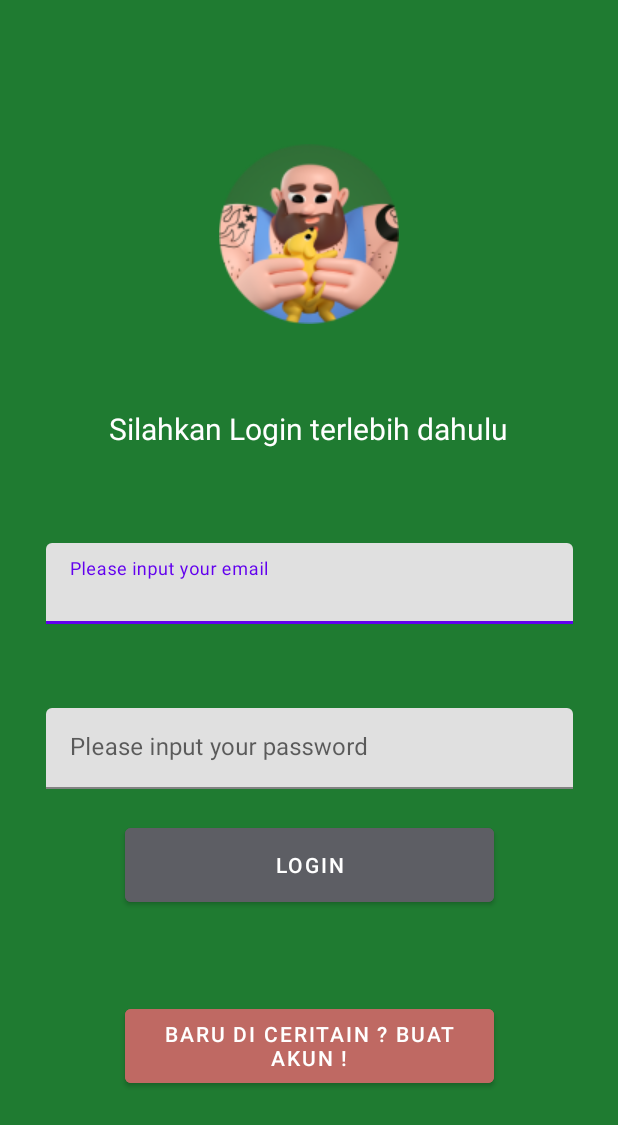
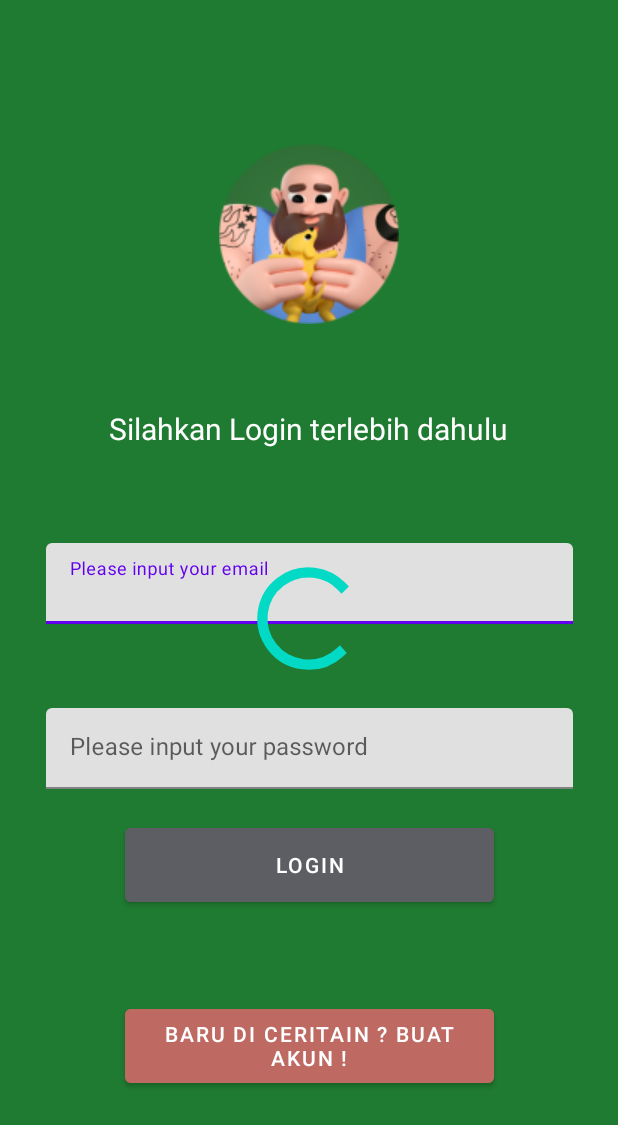
Before and after one commit to KrishnanditoLksn/CeritainCerita, an Android app: the layout activity_login.xml on its own in the app's theme, with its tools: preview values and no code run, on a phone screen of 412 x 824 dp. Shown: the top 1125 px of the screen. Run offline under Robolectric (Android 15) with nearby library versions, the phone set to English and light mode, and no system bars; network calls fail.

Commit message:
FIX : loading indicator when user login or registered account

```diff
--- a/app/src/main/java/app/ditodev/ceritain/ui/auth/register/RegisterActivity.kt
+++ b/app/src/main/java/app/ditodev/ceritain/ui/auth/register/RegisterActivity.kt
@@ -33,6 +33,7 @@ class RegisterActivity : AppCompatActivity() {
         }
         supportActionBar!!.hide()
         setupRegistration()
+        showLoading(false)
     }
 
     private fun setupRegistration() {
--- a/app/src/main/res/layout/activity_login.xml
+++ b/app/src/main/res/layout/activity_login.xml
@@ -1,5 +1,6 @@
 <?xml version="1.0" encoding="utf-8"?>
-<androidx.constraintlayout.widget.ConstraintLayout xmlns:android="http://schemas.android.com/apk/res/android"
+<androidx.constraintlayout.widget.ConstraintLayout
+    xmlns:android="http://schemas.android.com/apk/res/android"
     xmlns:app="http://schemas.android.com/apk/res-auto"
     xmlns:tools="http://schemas.android.com/tools"
     android:id="@+id/main"
@@ -96,4 +97,15 @@
         app:layout_constraintTop_toBottomOf="@+id/btn_login"
         app:layout_constraintVertical_bias="0.0" />
 
+    <ProgressBar
+        android:id="@+id/pbLoad1"
+        android:layout_width="82dp"
+        android:layout_height="83dp"
+        app:layout_constraintBottom_toBottomOf="parent"
+        app:layout_constraintEnd_toEndOf="parent"
+        app:layout_constraintHorizontal_bias="0.498"
+        app:layout_constraintStart_toStartOf="parent"
+        app:layout_constraintTop_toTopOf="parent">
+    </ProgressBar>
+
 </androidx.constraintlayout.widget.ConstraintLayout>
--- a/app/src/main/res/layout/activity_register.xml
+++ b/app/src/main/res/layout/activity_register.xml
@@ -91,7 +91,7 @@
         android:id="@+id/btn_register"
         android:layout_width="176dp"
         android:layout_height="51dp"
-        android:layout_marginBottom="104dp"
+        android:layout_marginBottom="64dp"
         android:backgroundTint="#612622"
         android:text="@string/registrasi"
         app:layout_constraintBottom_toBottomOf="parent"
```
Also changed, not shown: app/src/main/java/app/ditodev/ceritain/ui/auth/login/LoginActivity.kt (+8 -6 lines).
